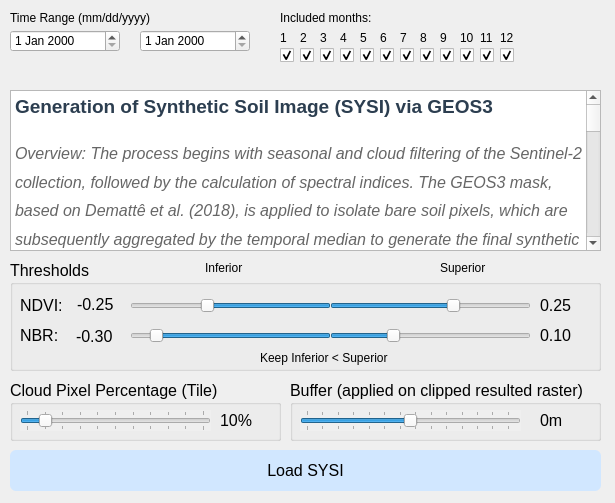
Above: ui/sysi.ui from caioarantes/ravi-qgis-plugin before the change. Below: the same form after it.
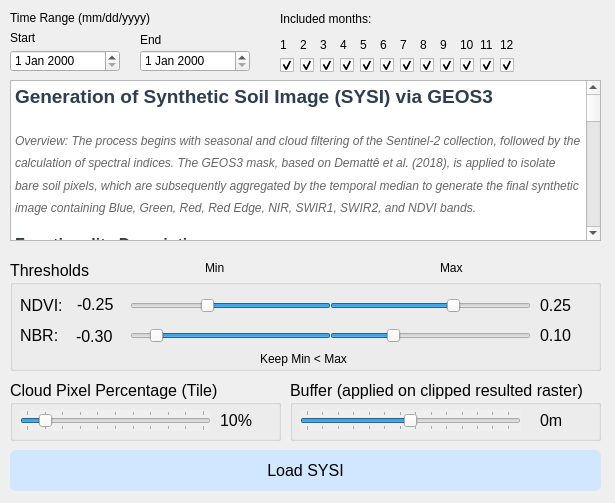
That is the form after the change. Icons and pictures are not drawn.

Diff of the .ui file:
```diff
--- a/ui/sysi.ui
+++ b/ui/sysi.ui
@@ -77,7 +77,7 @@
    <property name="geometry">
     <rect>
      <x>10</x>
-     <y>90</y>
+     <y>80</y>
      <width>591</width>
      <height>161</height>
     </rect>
@@ -96,7 +96,7 @@
 p, li { white-space: pre-wrap; }
 &lt;/style&gt;&lt;/head&gt;&lt;body style=&quot; font-family:'MS Shell Dlg 2'; font-size:12pt; font-weight:400; font-style:normal;&quot;&gt;
 &lt;h3 style=&quot; margin-top:14px; margin-bottom:12px; margin-left:0px; margin-right:0px; -qt-block-indent:0; text-indent:0px; line-height:160%;&quot;&gt;&lt;span style=&quot; font-family:'Arial','sans-serif'; font-size:large; font-weight:600; color:#2c3e50;&quot;&gt;Generation of Synthetic Soil Image (SYSI) via GEOS3&lt;/span&gt;&lt;span style=&quot; font-family:'Arial','sans-serif'; font-size:large; font-weight:600; color:#333333;&quot;&gt; &lt;/span&gt;&lt;/h3&gt;
-&lt;p style=&quot; margin-top:12px; margin-bottom:12px; margin-left:0px; margin-right:0px; -qt-block-indent:0; text-indent:0px; line-height:160%;&quot;&gt;&lt;span style=&quot; font-family:'Arial','sans-serif'; font-style:italic; color:#666666;&quot;&gt;Overview: The process begins with seasonal and cloud filtering of the Sentinel-2 collection, followed by the calculation of spectral indices. The GEOS3 mask, based on Demattê et al. (2018), is applied to isolate bare soil pixels, which are subsequently aggregated by the temporal median to generate the final synthetic image containing Blue, Green, Red, Red Edge, NIR, SWIR1, SWIR2, and NDVI bands. &lt;/span&gt;&lt;/p&gt;
+&lt;p style=&quot; margin-top:12px; margin-bottom:12px; margin-left:0px; margin-right:0px; -qt-block-indent:0; text-indent:0px; line-height:160%;&quot;&gt;&lt;span style=&quot; font-family:'Arial','sans-serif'; font-size:9pt; font-style:italic; color:#666666;&quot;&gt;Overview: The process begins with seasonal and cloud filtering of the Sentinel-2 collection, followed by the calculation of spectral indices. The GEOS3 mask, based on Demattê et al. (2018), is applied to isolate bare soil pixels, which are subsequently aggregated by the temporal median to generate the final synthetic image containing Blue, Green, Red, Red Edge, NIR, SWIR1, SWIR2, and NDVI bands. &lt;/span&gt;&lt;/p&gt;
 &lt;p style=&quot; margin-top:12px; margin-bottom:12px; margin-left:0px; margin-right:0px; -qt-block-indent:0; text-indent:0px; line-height:160%;&quot;&gt;&lt;span style=&quot; font-family:'Arial','sans-serif'; font-weight:600; color:#2c3e50;&quot;&gt;Functionality Description: &lt;/span&gt;&lt;/p&gt;
 &lt;p style=&quot; margin-top:12px; margin-bottom:12px; margin-left:0px; margin-right:0px; -qt-block-indent:0; text-indent:0px; line-height:160%;&quot;&gt;&lt;span style=&quot; font-family:'Arial','sans-serif'; color:#333333;&quot;&gt;This feature aims to generate a vegetation-free and cloud-free Synthetic Soil Image (SYSI), allowing for the visualization of the pedological variability within the area of interest. The method is based on the &lt;/span&gt;&lt;span style=&quot; font-family:'Arial','sans-serif'; font-weight:600; color:#333333;&quot;&gt;Geospatial Soil Sensing System (GEOS3)&lt;/span&gt;&lt;span style=&quot; font-family:'Arial','sans-serif'; color:#333333;&quot;&gt; algorithm proposed by Demattê et al. (2018), which employs data mining techniques on satellite image time series to identify and isolate bare soil pixels. &lt;/span&gt;&lt;/p&gt;
 &lt;p style=&quot; margin-top:12px; margin-bottom:12px; margin-left:0px; margin-right:0px; -qt-block-indent:0; text-indent:0px; line-height:160%;&quot;&gt;&lt;span style=&quot; font-family:'Arial','sans-serif'; color:#333333;&quot;&gt;The processing is executed in the cloud via Google Earth Engine (GEE) following four main steps: &lt;/span&gt;&lt;/p&gt;
@@ -457,7 +457,7 @@
      </rect>
     </property>
     <property name="text">
-     <string>Inferior</string>
+     <string>Min</string>
     </property>
    </widget>
    <widget class="QLabel" name="label_22">
@@ -470,20 +470,20 @@
      </rect>
     </property>
     <property name="text">
-     <string>Superior</string>
+     <string>Max</string>
     </property>
    </widget>
    <widget class="QLabel" name="label_23">
     <property name="geometry">
      <rect>
       <x>250</x>
-      <y>90</y>
-      <width>141</width>
-      <height>16</height>
+      <y>89</y>
+      <width>101</width>
+      <height>21</height>
      </rect>
     </property>
     <property name="text">
-     <string>Keep Inferior &lt; Superior</string>
+     <string>Keep Min &lt; Max</string>
     </property>
    </widget>
   </widget>
@@ -491,7 +491,7 @@
    <property name="geometry">
     <rect>
      <x>10</x>
-     <y>30</y>
+     <y>50</y>
      <width>110</width>
      <height>22</height>
     </rect>
@@ -501,7 +501,7 @@
    <property name="geometry">
     <rect>
      <x>140</x>
-     <y>30</y>
+     <y>50</y>
      <width>110</width>
      <height>22</height>
     </rect>
@@ -524,7 +524,7 @@
    <property name="geometry">
     <rect>
      <x>280</x>
-     <y>40</y>
+     <y>50</y>
      <width>21</width>
      <height>31</height>
     </rect>
@@ -540,7 +540,7 @@
    <property name="geometry">
     <rect>
      <x>280</x>
-     <y>30</y>
+     <y>37</y>
      <width>16</width>
      <height>16</height>
     </rect>
@@ -553,7 +553,7 @@
    <property name="geometry">
     <rect>
      <x>280</x>
-     <y>10</y>
+     <y>11</y>
      <width>91</width>
      <height>16</height>
     </rect>
@@ -566,7 +566,7 @@
    <property name="geometry">
     <rect>
      <x>300</x>
-     <y>40</y>
+     <y>50</y>
      <width>21</width>
      <height>31</height>
     </rect>
@@ -582,7 +582,7 @@
    <property name="geometry">
     <rect>
      <x>320</x>
-     <y>40</y>
+     <y>50</y>
      <width>21</width>
      <height>31</height>
     </rect>
@@ -598,7 +598,7 @@
    <property name="geometry">
     <rect>
      <x>340</x>
-     <y>40</y>
+     <y>50</y>
      <width>21</width>
      <height>31</height>
     </rect>
@@ -614,7 +614,7 @@
    <property name="geometry">
     <rect>
      <x>360</x>
-     <y>40</y>
+     <y>50</y>
      <width>21</width>
      <height>31</height>
     </rect>
@@ -630,7 +630,7 @@
    <property name="geometry">
     <rect>
      <x>380</x>
-     <y>40</y>
+     <y>50</y>
      <width>21</width>
      <height>31</height>
     </rect>
@@ -646,7 +646,7 @@
    <property name="geometry">
     <rect>
      <x>300</x>
-     <y>30</y>
+     <y>37</y>
      <width>16</width>
      <height>16</height>
     </rect>
@@ -659,7 +659,7 @@
    <property name="geometry">
     <rect>
      <x>320</x>
-     <y>30</y>
+     <y>37</y>
      <width>16</width>
      <height>16</height>
     </rect>
@@ -672,7 +672,7 @@
    <property name="geometry">
     <rect>
      <x>340</x>
-     <y>30</y>
+     <y>37</y>
      <width>16</width>
      <height>16</height>
     </rect>
@@ -685,7 +685,7 @@
    <property name="geometry">
     <rect>
      <x>360</x>
-     <y>30</y>
+     <y>37</y>
      <width>16</width>
      <height>16</height>
     </rect>
@@ -698,7 +698,7 @@
    <property name="geometry">
     <rect>
      <x>380</x>
-     <y>30</y>
+     <y>37</y>
      <width>16</width>
      <height>16</height>
     </rect>
@@ -711,7 +711,7 @@
    <property name="geometry">
     <rect>
      <x>460</x>
-     <y>40</y>
+     <y>50</y>
      <width>21</width>
      <height>31</height>
     </rect>
@@ -727,7 +727,7 @@
    <property name="geometry">
     <rect>
      <x>440</x>
-     <y>30</y>
+     <y>37</y>
      <width>16</width>
      <height>16</height>
     </rect>
@@ -740,7 +740,7 @@
    <property name="geometry">
     <rect>
      <x>400</x>
-     <y>30</y>
+     <y>37</y>
      <width>16</width>
      <height>16</height>
     </rect>
@@ -753,7 +753,7 @@
    <property name="geometry">
     <rect>
      <x>500</x>
-     <y>40</y>
+     <y>50</y>
      <width>21</width>
      <height>31</height>
     </rect>
@@ -769,7 +769,7 @@
    <property name="geometry">
     <rect>
      <x>440</x>
-     <y>40</y>
+     <y>50</y>
      <width>21</width>
      <height>31</height>
     </rect>
@@ -785,7 +785,7 @@
    <property name="geometry">
     <rect>
      <x>400</x>
-     <y>40</y>
+     <y>50</y>
      <width>21</width>
      <height>31</height>
     </rect>
@@ -801,7 +801,7 @@
    <property name="geometry">
     <rect>
      <x>420</x>
-     <y>30</y>
+     <y>37</y>
      <width>16</width>
      <height>16</height>
     </rect>
@@ -814,7 +814,7 @@
    <property name="geometry">
     <rect>
      <x>480</x>
-     <y>30</y>
+     <y>37</y>
      <width>16</width>
      <height>16</height>
     </rect>
@@ -827,7 +827,7 @@
    <property name="geometry">
     <rect>
      <x>500</x>
-     <y>30</y>
+     <y>37</y>
      <width>16</width>
      <height>16</height>
     </rect>
@@ -840,7 +840,7 @@
    <property name="geometry">
     <rect>
      <x>420</x>
-     <y>40</y>
+     <y>50</y>
      <width>21</width>
      <height>31</height>
     </rect>
@@ -856,7 +856,7 @@
    <property name="geometry">
     <rect>
      <x>460</x>
-     <y>30</y>
+     <y>37</y>
      <width>16</width>
      <height>16</height>
     </rect>
@@ -869,7 +869,7 @@
    <property name="geometry">
     <rect>
      <x>480</x>
-     <y>40</y>
+     <y>50</y>
      <width>21</width>
      <height>31</height>
     </rect>
@@ -957,6 +957,32 @@
     </property>
    </widget>
   </widget>
+  <widget class="QLabel" name="label_16">
+   <property name="geometry">
+    <rect>
+     <x>10</x>
+     <y>30</y>
+     <width>111</width>
+     <height>16</height>
+    </rect>
+   </property>
+   <property name="text">
+    <string>Start</string>
+   </property>
+  </widget>
+  <widget class="QLabel" name="label_17">
+   <property name="geometry">
+    <rect>
+     <x>140</x>
+     <y>30</y>
+     <width>101</width>
+     <height>20</height>
+    </rect>
+   </property>
+   <property name="text">
+    <string>End</string>
+   </property>
+  </widget>
  </widget>
  <resources/>
  <connections/>
```
